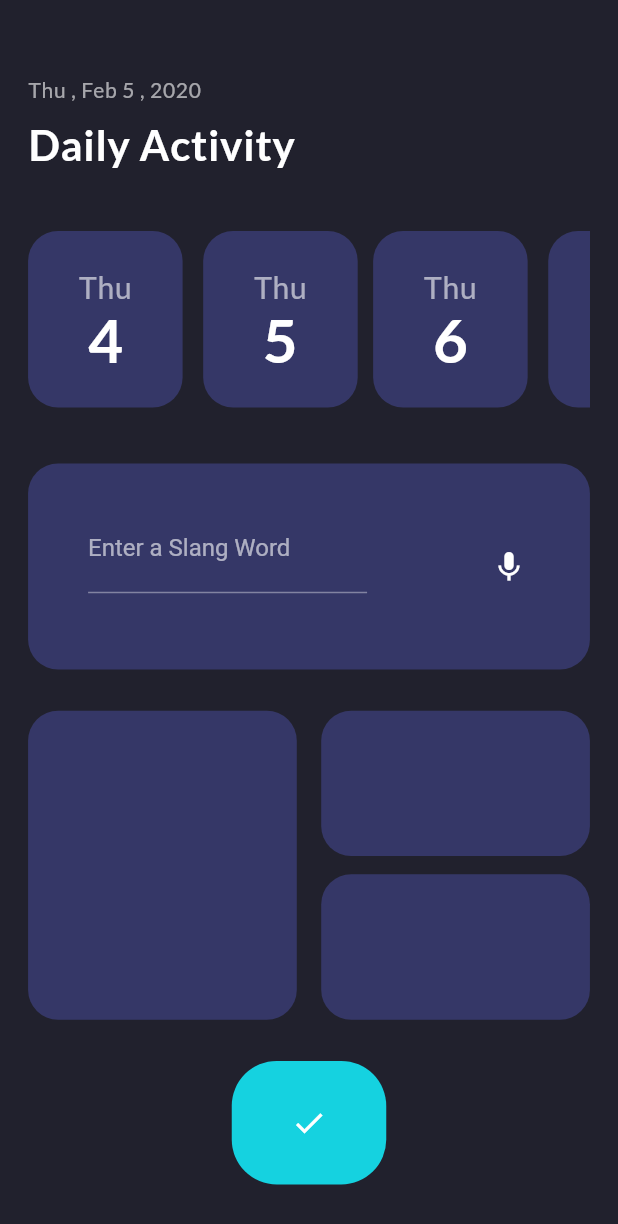
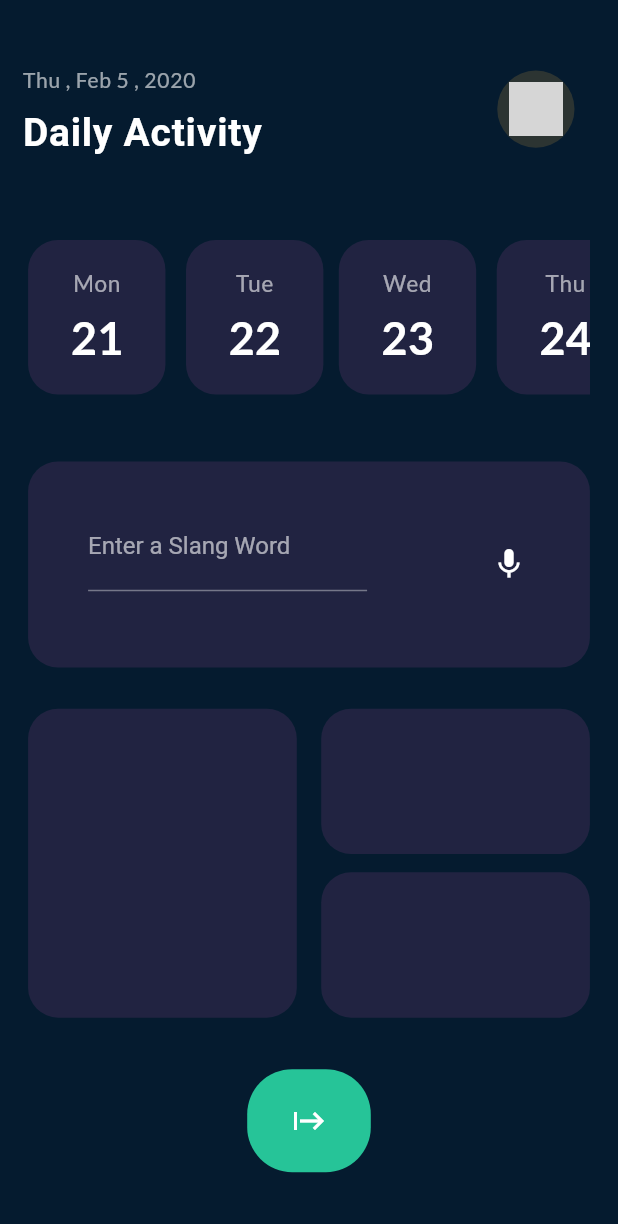
Before and after one commit to BigAchiever/Directrix, a Flutter app: the screen it shows after launch, on a phone screen of 412 x 824 dp. Shown: the top 1224 px of the screen. Run offline on Flutter 3.47's test engine with Material 2 defaults, Android fonts, the phone set to English and light mode, and no system bars; our stand-ins replace avatar_glow, google_fonts, page_transition, speech_to_text; network calls fail; grey boxes are pictures that could not be loaded.

Commit message:
28th December

```diff
--- a/lib/eliminate.dart
+++ b/lib/eliminate.dart
@@ -2,6 +2,7 @@ import 'package:flutter/material.dart';
 import 'package:google_fonts/google_fonts.dart';
 import 'package:page_transition/page_transition.dart';
 import 'package:parth2/home.dart';
+import 'package:parth2/profile_page.dart';
 
 class Home1 extends StatefulWidget {
   const Home1({Key? key}) : super(key: key);
@@ -16,30 +17,30 @@ class _Home1 extends State<Home1> {
   @override
   Widget build(BuildContext context) {
     return Scaffold(
-      backgroundColor: const Color(0xff21212d),
+      backgroundColor: const Color(0xff051b2f),
       body: SingleChildScrollView(
         scrollDirection: Axis.vertical,
         child: Center(
           child: Padding(
-            padding: const EdgeInsets.symmetric(horizontal: 10.0),
+            padding: const EdgeInsets.symmetric(horizontal: 15.0),
             child: Column(
               children: [
                 SizedBox(
-                  height: MediaQuery.of(context).size.height / 20,
+                  height: MediaQuery.of(context).size.height / 25,
                 ),
                 Container(
                   height: MediaQuery.of(context).size.height / 10,
-                  width: MediaQuery.of(context).size.width / 1.1,
-                  decoration: BoxDecoration(
-                    borderRadius: BorderRadius.circular(20),
-                  ),
+                  width: MediaQuery.of(context).size.width,
+                  decoration: const BoxDecoration(
+                      // color: Colors.white
+                      ),
                   child: Center(
                     child: Row(
-                      mainAxisAlignment: MainAxisAlignment.start,
+                      mainAxisAlignment: MainAxisAlignment.spaceBetween,
                       crossAxisAlignment: CrossAxisAlignment.start,
                       children: [
                         Padding(
-                          padding: const EdgeInsets.symmetric(vertical: 10.0),
+                          padding: const EdgeInsets.symmetric(vertical: 12.0),
                           child: Column(
                             crossAxisAlignment: CrossAxisAlignment.start,
                             mainAxisAlignment: MainAxisAlignment.spaceBetween,
@@ -53,24 +54,62 @@ class _Home1 extends State<Home1> {
                               ),
                               Text(
                                 'Daily Activity',
-                                style: GoogleFonts.lato(
+                                style: GoogleFonts.roboto(
                                   textStyle: const TextStyle(
                                       color: Colors.white,
                                       letterSpacing: .5,
-                                      fontSize: 28,
-                                      fontWeight: FontWeight.bold),
+                                      fontSize: 26,
+                                      fontWeight: FontWeight.w600),
                                 ),
                               ),
                             ],
                           ),
                         ),
-                        const SizedBox(),
+                        SizedBox(
+                          height: MediaQuery.of(context).size.width / 30,
+                        ),
+                        SingleChildScrollView(
+                          child: Row(
+                            mainAxisAlignment: MainAxisAlignment.spaceBetween,
+                            children: [
+                              Padding(
+                                padding: const EdgeInsets.all(14),
+                                child: Container(
+                                  height:
+                                      MediaQuery.of(context).size.height / 16,
+                                  width: MediaQuery.of(context).size.width / 8,
+                                  decoration: BoxDecoration(
+                                    borderRadius: BorderRadius.circular(50),
+                                    color: const Color(0xff2c3432),
+                                  ),
+                                  child: IconButton(
+                                    splashRadius: 30,
+                                    icon: Ink.image(
+                                      image: const NetworkImage(
+                                          'https://www.kindacode.com/wp-content/uploads/2022/07/lemon.png'),
+                                    ),
+                                    onPressed: () {
+                                      Navigator.push(
+                                          context,
+                                          PageTransition(
+                                              type: PageTransitionType
+                                                  .topToBottom,
+                                              child: const ProfilePage()));
+                                      // do something when the button is pressed
+                                      debugPrint('Hi there');
+                                    },
+                                  ),
+                                ),
+                              ),
+                            ],
+                          ),
+                        ),
                       ],
                     ),
                   ),
                 ),
                 SizedBox(
-                  height: MediaQuery.of(context).size.height / 40,
+                  height: MediaQuery.of(context).size.height / 30,
                 ),
                 Container(
                   height: MediaQuery.of(context).size.height / 6,
@@ -84,35 +123,35 @@ class _Home1 extends State<Home1> {
                       mainAxisAlignment: MainAxisAlignment.spaceBetween,
                       children: [
                         Container(
-                          height: MediaQuery.of(context).size.height / 7,
-                          width: MediaQuery.of(context).size.width / 4,
+                          height: MediaQuery.of(context).size.height / 8,
+                          width: MediaQuery.of(context).size.width / 4.5,
                           decoration: BoxDecoration(
                               borderRadius: BorderRadius.circular(20),
-                              color: const Color(0xff353767)),
+                              color: const Color(0xff212341)),
                           child: Center(
                             child: Padding(
                               padding:
-                                  const EdgeInsets.symmetric(vertical: 25.0),
+                                  const EdgeInsets.symmetric(vertical: 20.0),
                               child: Column(
                                 mainAxisAlignment:
                                     MainAxisAlignment.spaceBetween,
                                 children: [
                                   Text(
-                                    'Thu',
+                                    'Mon',
                                     style: GoogleFonts.lato(
                                       textStyle: const TextStyle(
                                           color: Colors.white60,
                                           letterSpacing: .5,
-                                          fontSize: 20),
+                                          fontSize: 15),
                                     ),
                                   ),
                                   Text(
-                                    '4',
+                                    '21',
                                     style: GoogleFonts.lato(
                                       textStyle: const TextStyle(
                                           color: Colors.white,
-                                          letterSpacing: .5,
-                                          fontSize: 40,
+                                          // letterSpacing: .5,
+                                          fontSize: 30,
                                           fontWeight: FontWeight.bold),
                                     ),
                                   ),
@@ -125,35 +164,35 @@ class _Home1 extends State<Home1> {
                           width: MediaQuery.of(context).size.width / 30,
                         ),
                         Container(
-                          height: MediaQuery.of(context).size.height / 7,
-                          width: MediaQuery.of(context).size.width / 4,
+                          height: MediaQuery.of(context).size.height / 8,
+                          width: MediaQuery.of(context).size.width / 4.5,
                           decoration: BoxDecoration(
                               borderRadius: BorderRadius.circular(20),
-                              color: const Color(0xff353767)),
+                              color: const Color(0xff212341)),
                           child: Center(
                             child: Padding(
                               padding:
-                                  const EdgeInsets.symmetric(vertical: 25.0),
+                                  const EdgeInsets.symmetric(vertical: 20.0),
                               child: Column(
                                 mainAxisAlignment:
                                     MainAxisAlignment.spaceBetween,
                                 children: [
                                   Text(
-                                    'Thu',
+                                    'Tue',
                                     style: GoogleFonts.lato(
                                       textStyle: const TextStyle(
                                           color: Colors.white60,
                                           letterSpacing: .5,
-                                          fontSize: 20),
+                                          fontSize: 15),
                                     ),
                                   ),
                                   Text(
-                                    '5',
+                                    '22',
                                     style: GoogleFonts.lato(
                                       textStyle: const TextStyle(
                                           color: Colors.white,
-                                          letterSpacing: .5,
-                                          fontSize: 40,
+                                          // letterSpacing: .5,
+                                          fontSize: 30,
                                           fontWeight: FontWeight.bold),
                                     ),
                                   ),
@@ -166,35 +205,35 @@ class _Home1 extends State<Home1> {
                           width: MediaQuery.of(context).size.width / 40,
                         ),
                         Container(
-                          height: MediaQuery.of(context).size.height / 7,
-                          width: MediaQuery.of(context).size.width / 4,
+                          height: MediaQuery.of(context).size.height / 8,
+                          width: MediaQuery.of(context).size.width / 4.5,
                           decoration: BoxDecoration(
                               borderRadius: BorderRadius.circular(20),
-                              color: const Color(0xff353767)),
+                              color: const Color(0xff212341)),
                           child: Center(
                             child: Padding(
                               padding:
-                                  const EdgeInsets.symmetric(vertical: 25.0),
+                                  const EdgeInsets.symmetric(vertical: 20.0),
                               child: Column(
                                 mainAxisAlignment:
                                     MainAxisAlignment.spaceBetween,
                                 children: [
                                   Text(
-                                    'Thu',
+                                    'Wed',
                                     style: GoogleFonts.lato(
                                       textStyle: const TextStyle(
                                           color: Colors.white60,
                                           letterSpacing: .5,
-                                          fontSize: 20),
+                                          fontSize: 15),
                                     ),
                                   ),
                                   Text(
-                                    '6',
+                                    '23',
                                     style: GoogleFonts.lato(
                                       textStyle: const TextStyle(
                                           color: Colors.white,
-                                          letterSpacing: .5,
-                                          fontSize: 40,
+                                          // letterSpacing: .5,
+                                          fontSize: 30,
                                           fontWeight: FontWeight.bold),
                                     ),
                                   ),
@@ -207,15 +246,15 @@ class _Home1 extends State<Home1> {
                           width: MediaQuery.of(context).size.width / 30,
                         ),
                         Container(
-                          height: MediaQuery.of(context).size.height / 7,
-                          width: MediaQuery.of(context).size.width / 4,
+                          height: MediaQuery.of(context).size.height / 8,
+                          width: MediaQuery.of(context).size.width / 4.5,
                           decoration: BoxDecoration(
                               borderRadius: BorderRadius.circular(20),
-                              color: const Color(0xff353767)),
+                              color: const Color(0xff212341)),
                           child: Center(
                             child: Padding(
                               padding:
-                                  const EdgeInsets.symmetric(vertical: 25.0),
+                                  const EdgeInsets.symmetric(vertical: 20.0),
                               child: Column(
                                 mainAxisAlignment:
                                     MainAxisAlignment.spaceBetween,
@@ -226,16 +265,16 @@ class _Home1 extends State<Home1> {
                                       textStyle: const TextStyle(
                                           color: Colors.white60,
                                           letterSpacing: .5,
-                                          fontSize: 20),
+                                          fontSize: 15),
                                     ),
                                   ),
                                   Text(
-                                    '7',
+                                    '24',
                                     style: GoogleFonts.lato(
                                       textStyle: const TextStyle(
                                           color: Colors.white,
-                                          letterSpacing: .5,
-                                          fontSize: 40,
+                                          // letterSpacing: .5,
+                                          fontSize: 30,
                                           fontWeight: FontWeight.bold),
                                     ),
                                   ),
@@ -248,35 +287,35 @@ class _Home1 extends State<Home1> {
                           width: MediaQuery.of(context).size.width / 30,
                         ),
                         Container(
-                          height: MediaQuery.of(context).size.height / 7,
-                          width: MediaQuery.of(context).size.width / 4,
+                          height: MediaQuery.of(context).size.height / 8,
+                          width: MediaQuery.of(context).size.width / 4.5,
                           decoration: BoxDecoration(
                               borderRadius: BorderRadius.circular(20),
-                              color: const Color(0xff353767)),
+                              color: const Color(0xff212341)),
                           child: Center(
                             child: Padding(
                               padding:
-                                  const EdgeInsets.symmetric(vertical: 25.0),
+                                  const EdgeInsets.symmetric(vertical: 20.0),
                               child: Column(
                                 mainAxisAlignment:
                                     MainAxisAlignment.spaceBetween,
                                 children: [
                                   Text(
-                                    'Thu',
+                                    'Fri',
                                     style: GoogleFonts.lato(
                                       textStyle: const TextStyle(
                                           color: Colors.white60,
                                           letterSpacing: .5,
-                                          fontSize: 20),
+                                          fontSize: 15),
                                     ),
                                   ),
                                   Text(
-                                    '8',
+                                    '25',
                                     style: GoogleFonts.lato(
                                       textStyle: const TextStyle(
                                           color: Colors.white,
-                                          letterSpacing: .5,
-                                          fontSize: 40,
+                                          // letterSpacing: .5,
+                                          fontSize: 30,
                                           fontWeight: FontWeight.bold),
                                     ),
                                   ),
@@ -300,8 +339,8 @@ class _Home1 extends State<Home1> {
                   width: MediaQuery.of(context).size.width / 1.1,
                   decoration: BoxDecoration(
                       borderRadius: BorderRadius.circular(20),
-                      color: const Color(0xff353767)),
-                  child: Container(
+                      color: const Color(0xff212341)),
+                  child: SizedBox(
                     height: MediaQuery.of(context).size.height / 6,
                     width: MediaQuery.of(context).size.width / 1.5,
                     child: Center(
@@ -315,9 +354,9 @@ class _Home1 extends State<Home1> {
                               width: MediaQuery.of(context).size.width / 2,
                               decoration: BoxDecoration(
                                 borderRadius: BorderRadius.circular(10),
-                                color: const Color(0xff353767),
+                                color: const Color(0xff212341),
                               ),
-                              child: Container(
+                              child: SizedBox(
                                 height: MediaQuery.of(context).size.height / 15,
                                 width: MediaQuery.of(context).size.width / 2,
                                 child: const Padding(
@@ -363,9 +402,9 @@ class _Home1 extends State<Home1> {
                         width: MediaQuery.of(context).size.width / 2.3,
                         decoration: BoxDecoration(
                             borderRadius: BorderRadius.circular(20),
-                            color: const Color(0xff353767)),
+                            color: const Color(0xff212341)),
                       ),
-                      Container(
+                      SizedBox(
                         height: MediaQuery.of(context).size.height / 4,
                         width: MediaQuery.of(context).size.width / 2.3,
                         child: Column(
@@ -376,14 +415,14 @@ class _Home1 extends State<Home1> {
                               width: MediaQuery.of(context).size.width / 2.3,
                               decoration: BoxDecoration(
                                   borderRadius: BorderRadius.circular(20),
-                                  color: const Color(0xff353767)),
+                                  color: const Color(0xff212341)),
                             ),
                             Container(
                               height: MediaQuery.of(context).size.height / 8.5,
                               width: MediaQuery.of(context).size.width / 2.3,
                               decoration: BoxDecoration(
                                   borderRadius: BorderRadius.circular(20),
-                                  color: const Color(0xff353767)),
+                                  color: const Color(0xff212341)),
                             ),
                           ],
                         ),
@@ -413,12 +452,13 @@ class _Home1 extends State<Home1> {
                               color: Colors.transparent),
                         ),
                         Container(
-                          height: MediaQuery.of(context).size.height / 10,
-                          width: MediaQuery.of(context).size.width / 4,
+                          height: MediaQuery.of(context).size.height / 12,
+                          width: MediaQuery.of(context).size.width / 5,
                           decoration: BoxDecoration(
                               borderRadius: BorderRadius.circular(30),
-                              color: const Color(0xff15d2e0)),
+                              color: const Color(0xff26c498)),
                           child: IconButton(
+                              splashRadius: 50,
                               onPressed: () {
                                 Navigator.push(
                                     context,
@@ -426,7 +466,7 @@ class _Home1 extends State<Home1> {
                                         type: PageTransitionType.bottomToTop,
                                         child: const HomePage()));
                               },
-                              icon: const Icon(Icons.done)),
+                              icon: const Icon(Icons.start)),
                         ),
                         Container(
                           height: MediaQuery.of(context).size.height / 12,
--- /dev/null
+++ b/lib/profile_page.dart
@@ -0,0 +1,15 @@
+import 'package:flutter/material.dart';
+
+class ProfilePage extends StatefulWidget {
+  const ProfilePage({Key? key}) : super(key: key);
+
+  @override
+  State<ProfilePage> createState() => _ProfilePageState();
+}
+
+class _ProfilePageState extends State<ProfilePage> {
+  @override
+  Widget build(BuildContext context) {
+    return const Placeholder();
+  }
+}
```
